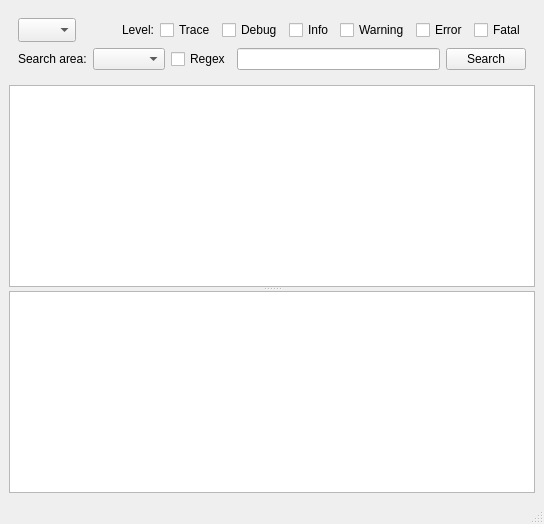
Above: QT_Project/Forms/MainWindow.ui from Dingola/Qt-LogViewer before the change. Below: the same form after it.
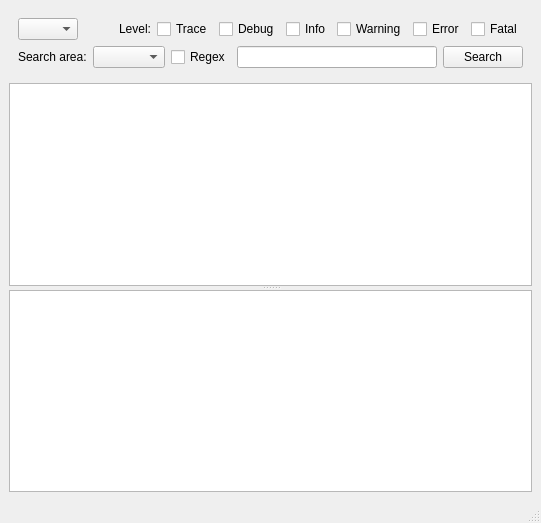
That is the form after the change.

Commit message:
Add log file open dialog and centralize translatable UI strings
- Implemented log file loading via QFileDialog in MainWindow (open_log_files).
- Added and used translatable UI string constants (e.g., k_show_all_apps_text) with QT_TRANSLATE_NOOP for better translation support and maintainability.

```diff
--- a/QT_Project/Forms/MainWindow.ui
+++ b/QT_Project/Forms/MainWindow.ui
@@ -6,8 +6,8 @@
    <rect>
     <x>0</x>
     <y>0</y>
-    <width>544</width>
-    <height>524</height>
+    <width>541</width>
+    <height>523</height>
    </rect>
   </property>
   <property name="windowTitle">
@@ -27,7 +27,7 @@
        <item row="0" column="0">
         <widget class="QComboBox" name="comboBoxApp">
          <property name="sizeAdjustPolicy">
-          <enum>QComboBox::AdjustToMinimumContentsLengthWithIcon</enum>
+          <enum>QComboBox::AdjustToContents</enum>
          </property>
          <property name="minimumContentsLength">
           <number>1</number>
```
Left out of the diff: 2 changed lines with no effect on the pictures. The commit also changes 2 other files.
